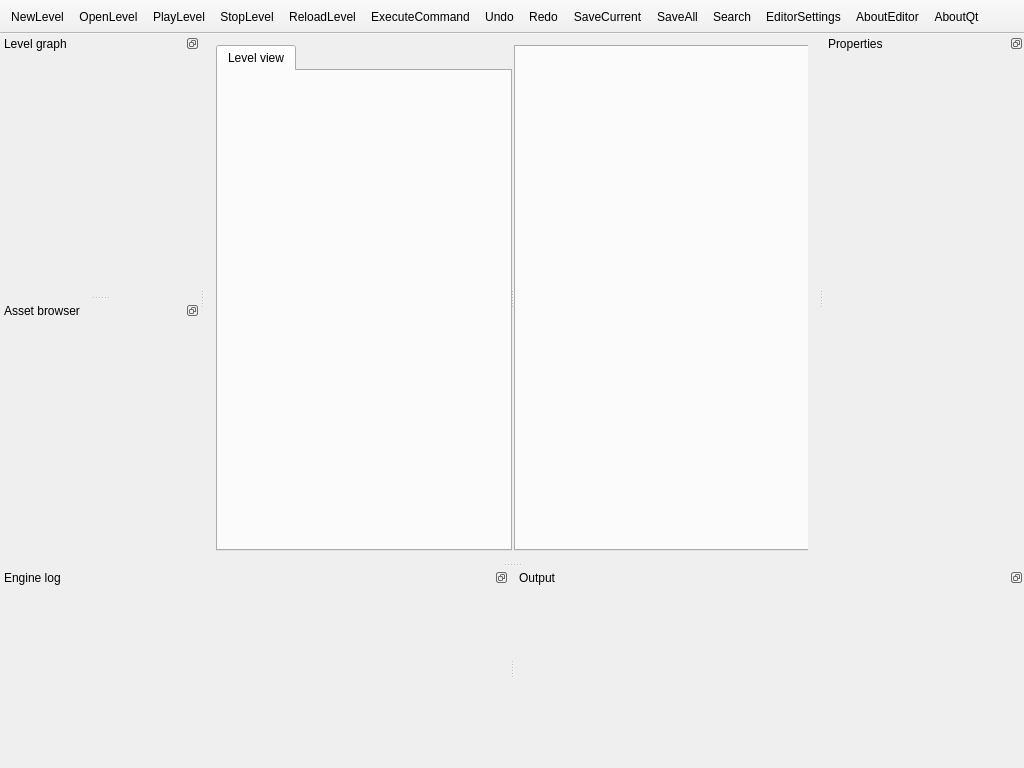
This is Source/Windows/V3DEditor/V3DEdView/V3DEdMainView.ui in 4dillusions/V3DEngine as Qt 5 draws it before an edit. The edited form follows.
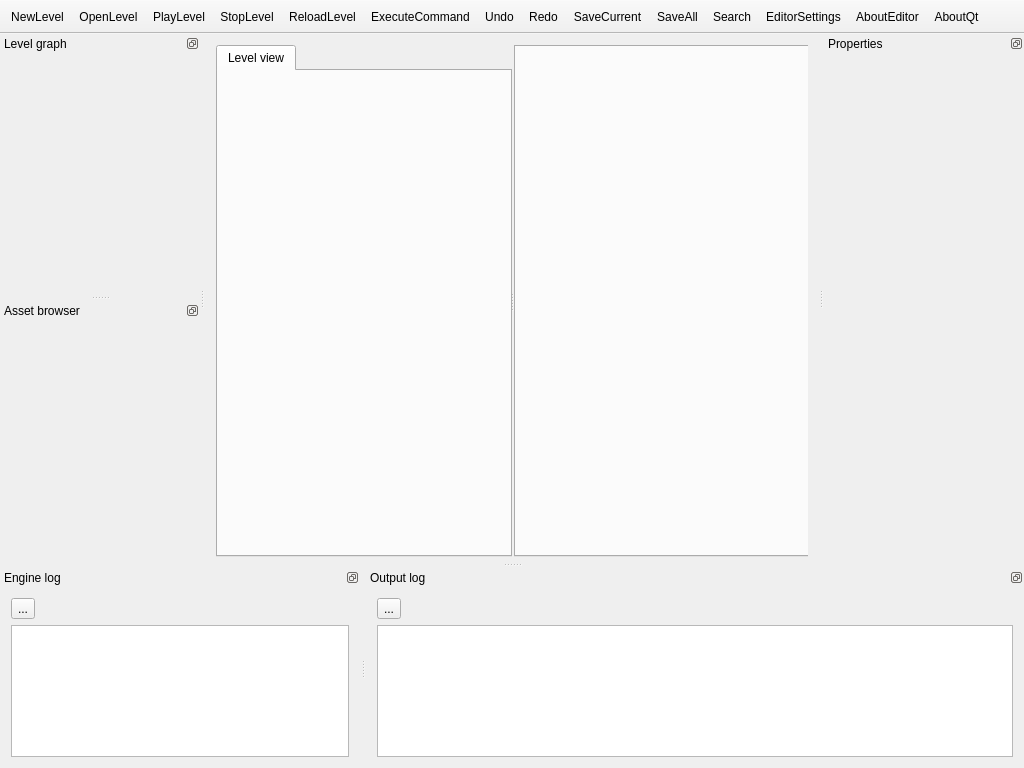
This is the edited form. Icons and pictures are not drawn.

```diff
--- a/Source/Windows/V3DEditor/V3DEdView/V3DEdMainView.ui
+++ b/Source/Windows/V3DEditor/V3DEdView/V3DEdMainView.ui
@@ -20,9 +20,15 @@
    <string>V3DEditor</string>
   </property>
   <widget class="QWidget" name="centralWidget">
-   <layout class="QHBoxLayout" name="horizontalLayout">
-    <item>
+   <layout class="QGridLayout" name="gridLayout">
+    <item row="0" column="0">
      <widget class="QSplitter" name="splitter">
+      <property name="minimumSize">
+       <size>
+        <width>0</width>
+        <height>512</height>
+       </size>
+      </property>
       <property name="orientation">
        <enum>Qt::Horizontal</enum>
       </property>
@@ -33,7 +39,7 @@
        <property name="minimumSize">
         <size>
          <width>296</width>
-         <height>0</height>
+         <height>200</height>
         </size>
        </property>
        <property name="currentIndex">
@@ -52,7 +58,7 @@
        <property name="minimumSize">
         <size>
          <width>296</width>
-         <height>0</height>
+         <height>200</height>
         </size>
        </property>
       </widget>
@@ -185,7 +191,60 @@
    <attribute name="dockWidgetArea">
     <number>8</number>
    </attribute>
-   <widget class="QWidget" name="dockWidgetContents_3"/>
+   <widget class="QWidget" name="dockWidgetContents_3">
+    <layout class="QGridLayout" name="gridLayout_2">
+     <item row="0" column="0">
+      <layout class="QHBoxLayout" name="horizontalLayout">
+       <item>
+        <widget class="QToolButton" name="btnEngineLogDeleteAll">
+         <property name="toolTip">
+          <string>Delete all</string>
+         </property>
+         <property name="text">
+          <string>...</string>
+         </property>
+         <property name="icon">
+          <iconset resource="../../../../Solution/WindowsAndroid/Windows/V3DEditor/Resources/V3DEdMainView.qrc">
+           <normaloff>:/V3DEdMainView/deleteAll.png</normaloff>:/V3DEdMainView/deleteAll.png</iconset>
+         </property>
+        </widget>
+       </item>
+       <item>
+        <spacer name="horizontalSpacer">
+         <property name="orientation">
+          <enum>Qt::Horizontal</enum>
+         </property>
+         <property name="sizeHint" stdset="0">
+          <size>
+           <width>40</width>
+           <height>20</height>
+          </size>
+         </property>
+        </spacer>
+       </item>
+      </layout>
+     </item>
+     <item row="1" column="0">
+      <widget class="QListWidget" name="listEngineLog">
+       <property name="sizePolicy">
+        <sizepolicy hsizetype="Expanding" vsizetype="Expanding">
+         <horstretch>0</horstretch>
+         <verstretch>0</verstretch>
+        </sizepolicy>
+       </property>
+       <property name="showDropIndicator" stdset="0">
+        <bool>false</bool>
+       </property>
+       <property name="selectionMode">
+        <enum>QAbstractItemView::NoSelection</enum>
+       </property>
+       <property name="selectionRectVisible">
+        <bool>false</bool>
+       </property>
+      </widget>
+     </item>
+    </layout>
+   </widget>
   </widget>
   <widget class="QDockWidget" name="dockOutput">
    <property name="minimumSize">
@@ -201,12 +260,61 @@
     <set>Qt::BottomDockWidgetArea</set>
    </property>
    <property name="windowTitle">
-    <string>Output</string>
+    <string>Output log</string>
    </property>
    <attribute name="dockWidgetArea">
     <number>8</number>
    </attribute>
-   <widget class="QWidget" name="dockWidgetContents_14"/>
+   <widget class="QWidget" name="dockWidgetContents_14">
+    <layout class="QGridLayout" name="gridLayout_3">
+     <item row="0" column="0">
+      <widget class="QToolButton" name="btnOutputLogDeleteAll">
+       <property name="toolTip">
+        <string>Delete all</string>
+       </property>
+       <property name="text">
+        <string>...</string>
+       </property>
+       <property name="icon">
+        <iconset resource="../../../../Solution/WindowsAndroid/Windows/V3DEditor/Resources/V3DEdMainView.qrc">
+         <normaloff>:/V3DEdMainView/deleteAll.png</normaloff>:/V3DEdMainView/deleteAll.png</iconset>
+       </property>
+      </widget>
+     </item>
+     <item row="0" column="1">
+      <spacer name="horizontalSpacer_2">
+       <property name="orientation">
+        <enum>Qt::Horizontal</enum>
+       </property>
+       <property name="sizeHint" stdset="0">
+        <size>
+         <width>457</width>
+         <height>20</height>
+        </size>
+       </property>
+      </spacer>
+     </item>
+     <item row="1" column="0" colspan="2">
+      <widget class="QListWidget" name="listOutputLog">
+       <property name="sizePolicy">
+        <sizepolicy hsizetype="Expanding" vsizetype="Expanding">
+         <horstretch>0</horstretch>
+         <verstretch>0</verstretch>
+        </sizepolicy>
+       </property>
+       <property name="showDropIndicator" stdset="0">
+        <bool>false</bool>
+       </property>
+       <property name="selectionMode">
+        <enum>QAbstractItemView::NoSelection</enum>
+       </property>
+       <property name="selectionRectVisible">
+        <bool>false</bool>
+       </property>
+      </widget>
+     </item>
+    </layout>
+   </widget>
   </widget>
   <action name="actionNewLevel">
    <property name="icon">
```
Left out of the diff: 36 changed lines with no effect on the pictures.
